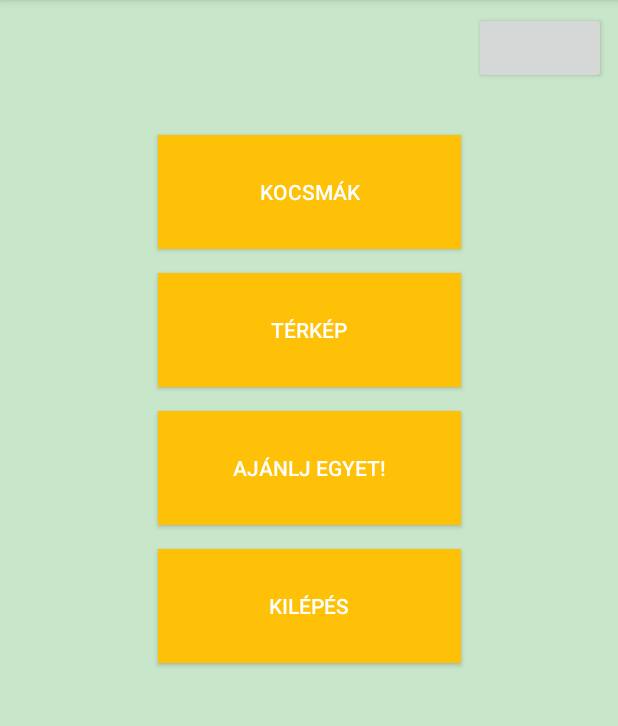
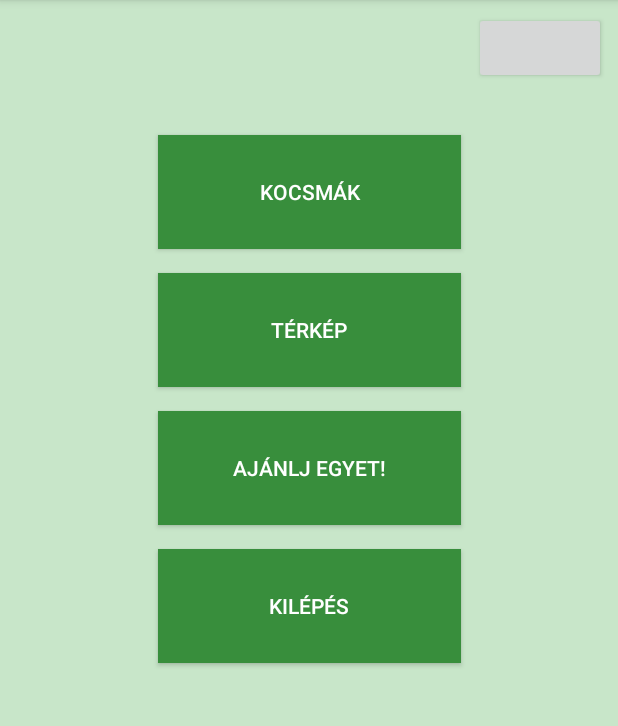
Before and after one commit to rft-dateapp/rftproject, an Android app: the screen it shows after launch (MainActivity), on a phone screen of 412 x 824 dp, the part 84-810 px from its top. Run offline under Robolectric (Android 15) with nearby library versions, the phone set to English and light mode, and no system bars; libraries missing offline, so code that uses them is left out: com.facebook, com.facebook.login; plain views replace LoginButton; 3 statements that could not run were skipped.

Commit message:
Changing colors

```diff
--- a/rft-kocsmapp/app/src/main/java/com/baxi/android/rft_kocsmapp/MainActivity.java
+++ b/rft-kocsmapp/app/src/main/java/com/baxi/android/rft_kocsmapp/MainActivity.java
@@ -74,6 +74,7 @@ public class MainActivity extends AppCompatActivity {
     public void onBackPressed() {
         showExitDialog();
     }
+
     public void showExitDialog(){
         final Dialog dialog = new Dialog(this);
         dialog.setContentView(R.layout.exit_dialog);
--- /dev/null
+++ b/rft-kocsmapp/app/src/main/res/drawable/button_click.xml
@@ -0,0 +1,14 @@
+<?xml version="1.0" encoding="utf-8"?>
+<selector xmlns:android="http://schemas.android.com/apk/res/android">
+    <item
+        android:state_focused="true"
+        android:state_pressed="true"
+        android:drawable="@color/colorAccent" />
+
+    <item
+        android:state_focused="false"
+        android:state_pressed="true"
+        android:drawable="@color/colorAccent" />
+
+    <item android:drawable="@color/colorPrimaryDark" />
+</selector>
--- a/rft-kocsmapp/app/src/main/res/layout/activity_main.xml
+++ b/rft-kocsmapp/app/src/main/res/layout/activity_main.xml
@@ -26,7 +26,7 @@
         android:layout_marginTop="16dp"
         android:onClick="exitApp"
         android:text="@string/button_exit"
-        android:background="@color/colorAccent"
+        android:background="@drawable/button_click"
         android:textColor="@color/colorText"
         app:layout_constraintLeft_toLeftOf="parent"
         app:layout_constraintRight_toRightOf="parent"
@@ -41,7 +41,7 @@
         android:layout_marginTop="16dp"
         android:onClick="suggestOne"
         android:text="@string/button_suggest"
-        android:background="@color/colorAccent"
+        android:background="@drawable/button_click"
         android:textColor="@color/colorText"
         app:layout_constraintLeft_toLeftOf="parent"
         app:layout_constraintRight_toRightOf="parent"
@@ -56,7 +56,7 @@
         android:layout_marginTop="16dp"
         android:onClick="showMap"
         android:text="@string/button_map"
-        android:background="@color/colorAccent"
+        android:background="@drawable/button_click"
         android:textColor="@color/colorText"
         app:layout_constraintLeft_toLeftOf="parent"
         app:layout_constraintRight_toRightOf="parent"
@@ -71,7 +71,7 @@
         android:layout_marginTop="90dp"
         android:onClick="showPubs"
         android:text="@string/button_pubs"
-        android:background="@color/colorAccent"
+        android:background="@drawable/button_click"
         android:textColor="@color/colorText"
         app:layout_constraintLeft_toLeftOf="parent"
         app:layout_constraintRight_toRightOf="parent"
```
